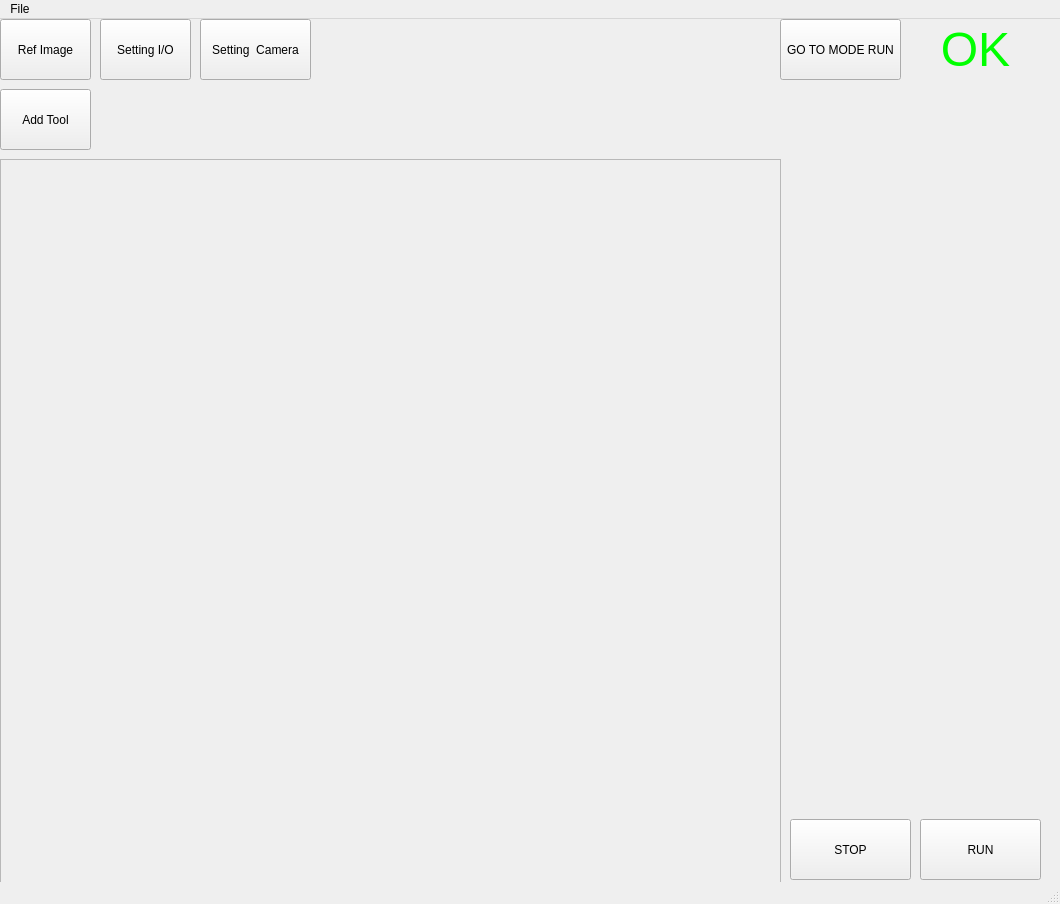
This is RAV/RAV_Tools_V1/GUI_SET.ui in caovanhung/Image-Processing as Qt 5 draws it before an edit. The edited form follows.
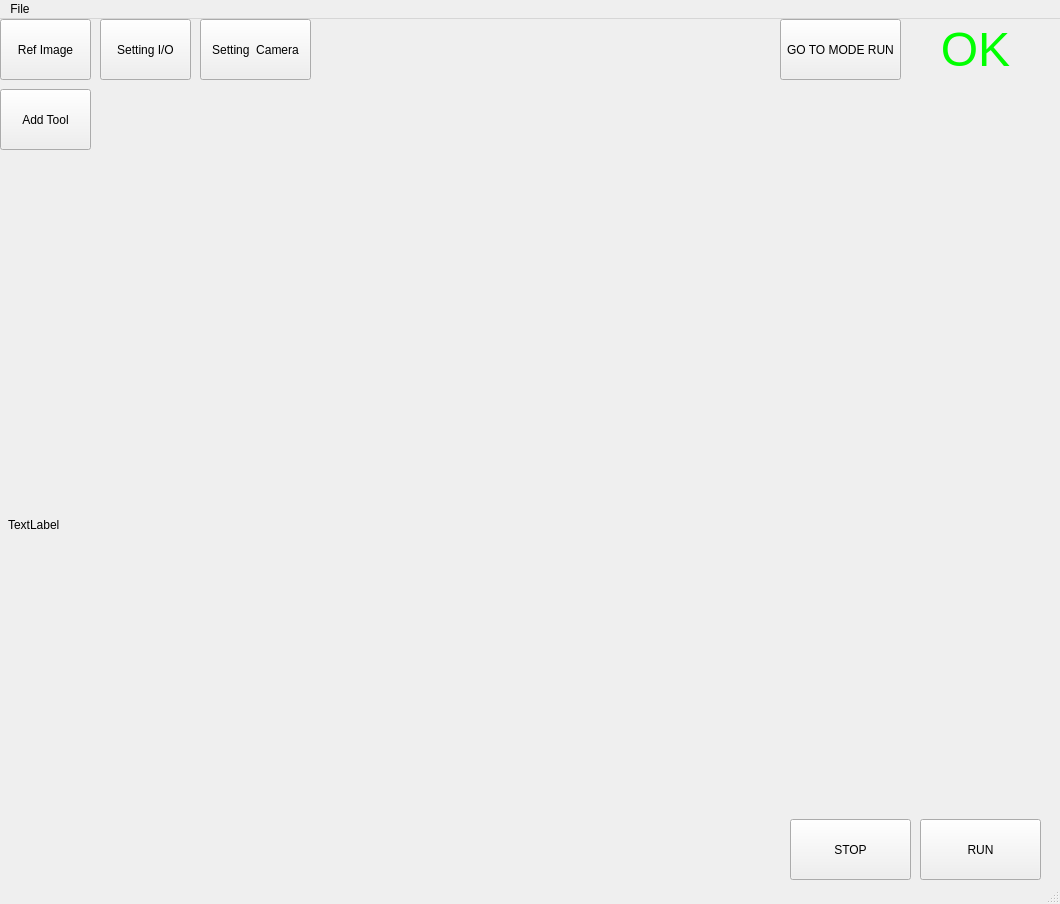
This is the edited form.

What changed in the file:
```diff
--- a/RAV/RAV_Tools_V1/GUI_SET.ui
+++ b/RAV/RAV_Tools_V1/GUI_SET.ui
@@ -14,29 +14,6 @@
    <string>MainWindow</string>
   </property>
   <widget class="QWidget" name="centralwidget">
-   <widget class="QScrollArea" name="are_camera">
-    <property name="geometry">
-     <rect>
-      <x>0</x>
-      <y>140</y>
-      <width>781</width>
-      <height>731</height>
-     </rect>
-    </property>
-    <property name="widgetResizable">
-     <bool>true</bool>
-    </property>
-    <widget class="QWidget" name="scrollAreaWidgetContents">
-     <property name="geometry">
-      <rect>
-       <x>0</x>
-       <y>0</y>
-       <width>779</width>
-       <height>729</height>
-      </rect>
-     </property>
-    </widget>
-   </widget>
    <widget class="QPushButton" name="btn_Ref_Image">
     <property name="geometry">
      <rect>
@@ -150,6 +127,19 @@
      <string>Add Tool</string>
     </property>
    </widget>
+   <widget class="QLabel" name="label_camera">
+    <property name="geometry">
+     <rect>
+      <x>8</x>
+      <y>140</y>
+      <width>771</width>
+      <height>731</height>
+     </rect>
+    </property>
+    <property name="text">
+     <string>TextLabel</string>
+    </property>
+   </widget>
   </widget>
   <widget class="QMenuBar" name="menubar">
    <property name="geometry">
```
